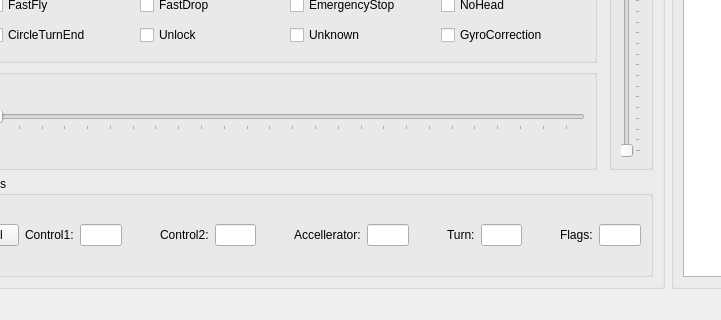
Old version of the form controller/mainwindow.ui in the repository Zorne7/NovaCamDrone; both pictures show x 94 to 815 and y 509 to 829 of the 1127 by 829 pixel window.
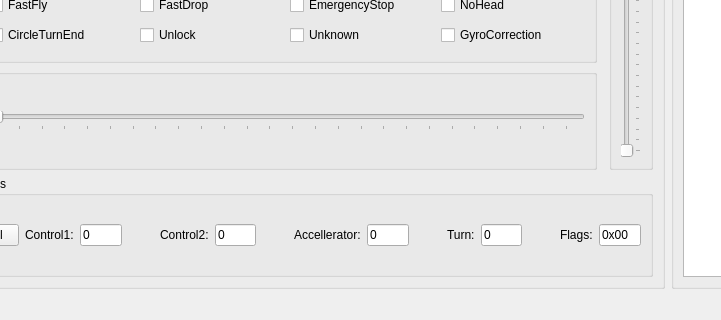
New version of the form.

```diff
--- a/controller/mainwindow.ui
+++ b/controller/mainwindow.ui
@@ -97,6 +97,9 @@
               <height>16777215</height>
              </size>
             </property>
+            <property name="text">
+             <string>0</string>
+            </property>
             <property name="readOnly">
              <bool>true</bool>
             </property>
@@ -150,6 +153,9 @@
               <height>16777215</height>
              </size>
             </property>
+            <property name="text">
+             <string>0</string>
+            </property>
             <property name="readOnly">
              <bool>true</bool>
             </property>
@@ -163,6 +169,9 @@
               <height>16777215</height>
              </size>
             </property>
+            <property name="text">
+             <string>0</string>
+            </property>
             <property name="readOnly">
              <bool>true</bool>
             </property>
@@ -176,6 +185,9 @@
               <height>16777215</height>
              </size>
             </property>
+            <property name="text">
+             <string>0</string>
+            </property>
             <property name="readOnly">
              <bool>true</bool>
             </property>
@@ -202,6 +214,9 @@
               <height>16777215</height>
              </size>
             </property>
+            <property name="text">
+             <string>0x00</string>
+            </property>
             <property name="readOnly">
              <bool>true</bool>
             </property>
```
